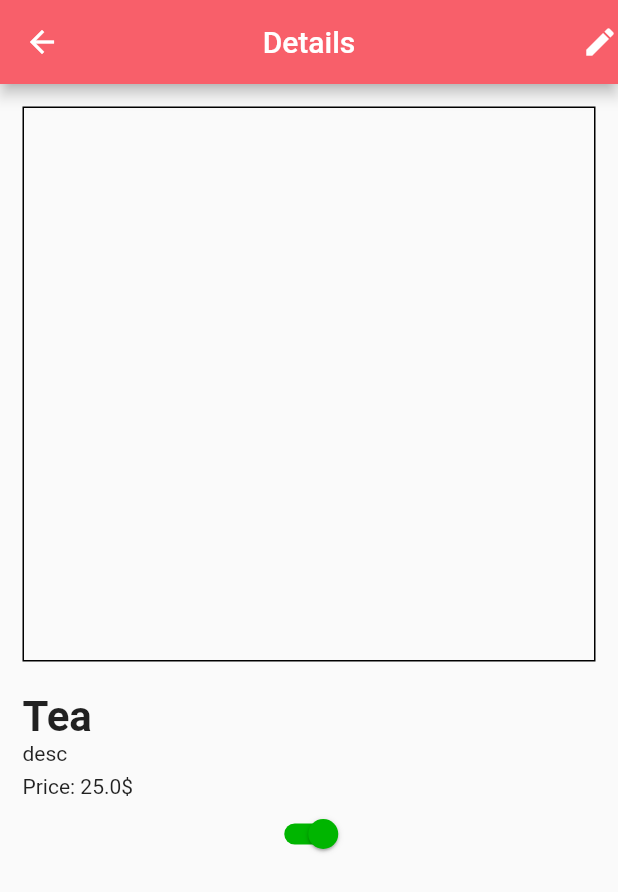
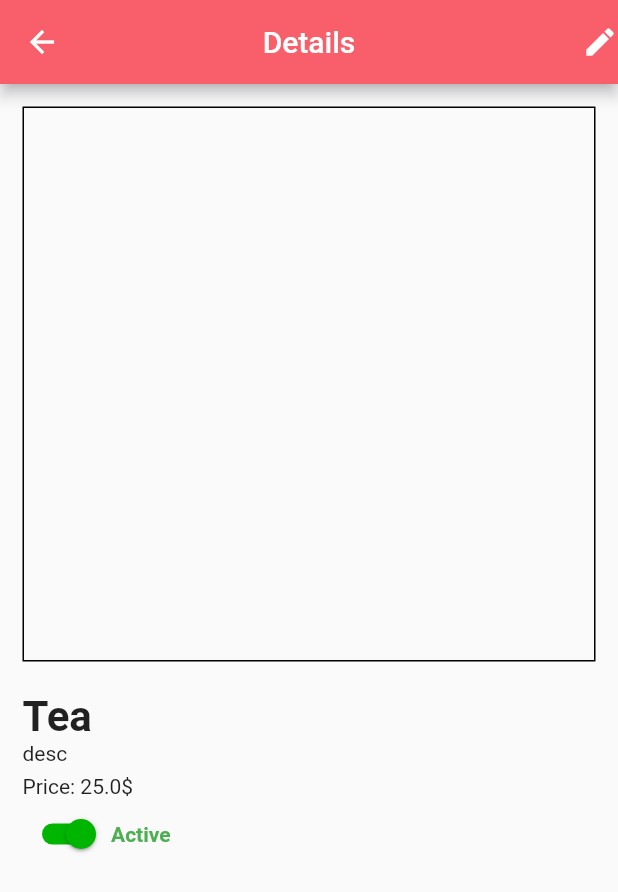
Before and after one commit to amir-r-z-a/chf-restaurant-App, a Flutter app: the screen it shows after launch, after a tap on "Details", on a phone screen of 412 x 824 dp. Shown: the top 892 px of the screen. Run offline on Flutter 3.47's test engine with Material 2 defaults, Android fonts, the phone set to English and light mode, and no system bars; missing offline and left inert: dart:html; accounts and stored records are empty.

Commit message:
Text Status added

```diff
--- a/lib/Screens/DetailsFoodTile.dart
+++ b/lib/Screens/DetailsFoodTile.dart
@@ -138,6 +138,8 @@ class _DetailsFoodTileState extends State<DetailsFoodTile> {
             Text(DetailsFoodTile.desc),
             Padding(padding: EdgeInsets.all(3)),
             Text('Price: ' + DetailsFoodTile.price.toString() + '\$'),
+            Row(
+              children: [
                 Switch(
                   inactiveThumbColor: Colors.red,
                   inactiveTrackColor: Colors.red,
@@ -151,6 +153,14 @@ class _DetailsFoodTileState extends State<DetailsFoodTile> {
                     widget.function();
                   },
                 ),
+                Text(
+                  DetailsFoodTile.foodStatus ? 'Active' : 'Inactive',
+                  style: TextStyle(
+                      color: DetailsFoodTile.foodStatus ? Colors.green : Colors.red,
+                      fontWeight: FontWeight.bold),
+                ),
+              ],
+            ),
           ],
         ),
       ),
--- a/lib/Screens/OrdersMenu.dart
+++ b/lib/Screens/OrdersMenu.dart
@@ -19,9 +19,6 @@ class _OrdersMenuState extends State<OrdersMenu> {
         floatingActionButton: FloatingActionButton(
           backgroundColor: Color.fromRGBO(248, 95, 106, 1),
           onPressed: () {
-            print(Accounts.accounts[Accounts.currentAccount]
-                .getTabBarTitleLength());
-
             showModalBottomSheet(
               context: context,
               builder: (context) {
@@ -161,7 +158,7 @@ class _OrdersMenuState extends State<OrdersMenu> {
   }
 }
 //agar jaii(masalan dar class order niaz be class Food bood va na FoodTile mishe ye class Food tarif kard va foodTile oon ro extend kone)
-//entekhab kardan status dar Add Food
+//entekhab kardan status dar Add Food(be soorat radio: active,inactive)
 //ezafe kardan delete (delete all type)
 // dorost kardan radio ha
 //navigate kardan hame safhe ha(az signIn ta details)
```
Lines whose indentation alone changed are shown as unchanged.
